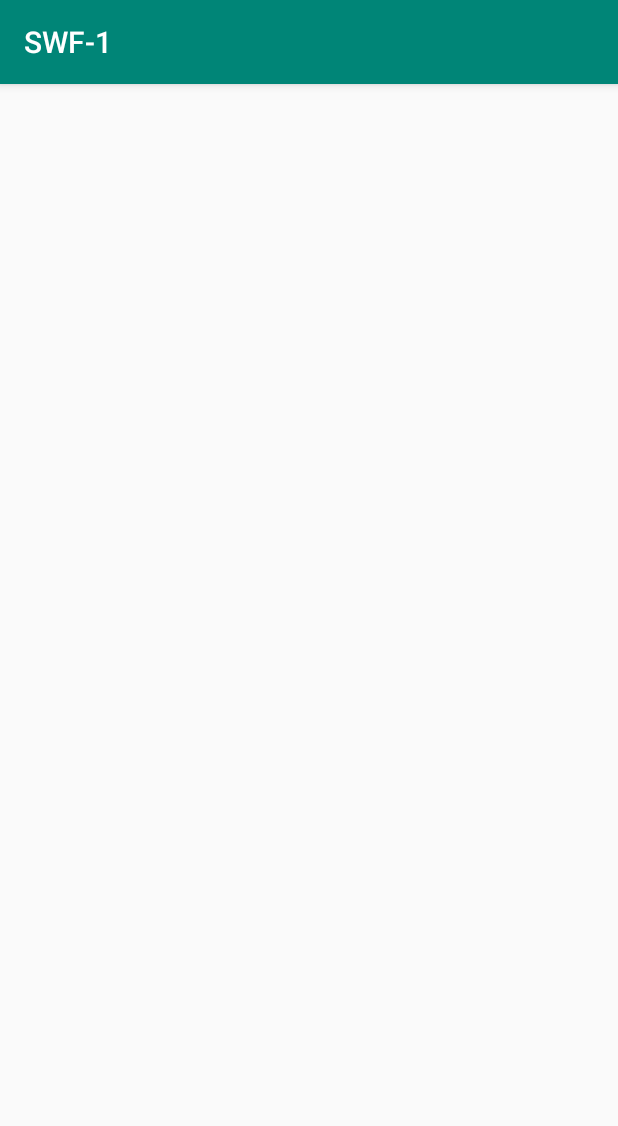
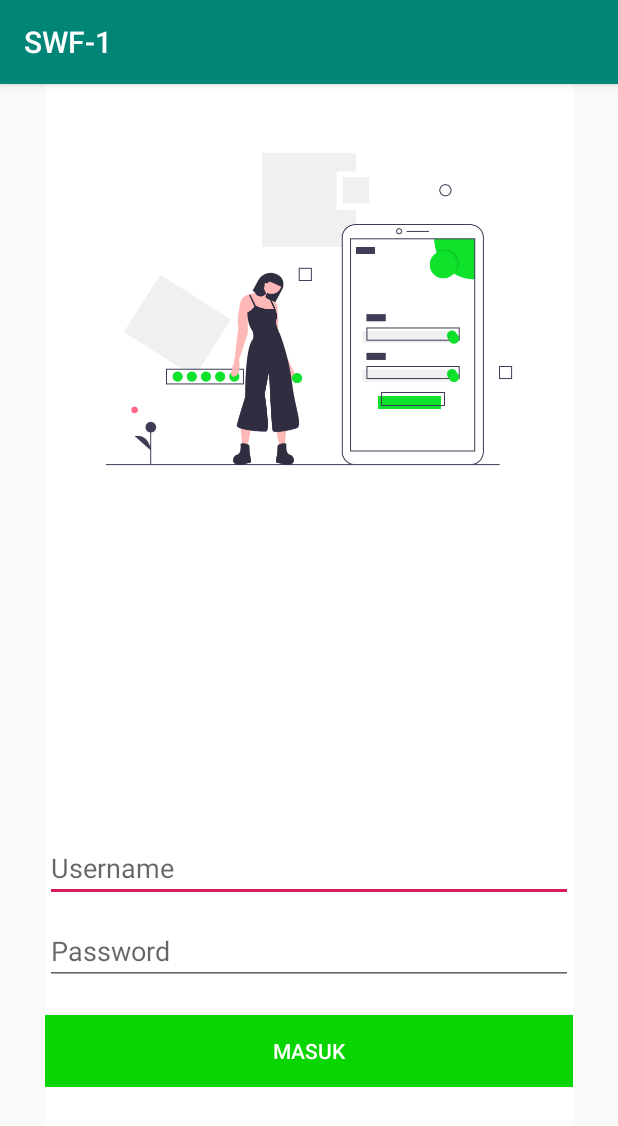
Before and after one commit to triandamai/swf, an Android app: the Login screen opened directly, with no data from a screen before it, on a phone screen of 412 x 824 dp. Shown: the top 1126 px of the screen. Run offline under Robolectric (Android 15) with nearby library versions, the phone set to English and light mode, and no system bars.

Commit message:
add login

```diff
--- a/SWF-1/app/src/main/AndroidManifest.xml
+++ b/SWF-1/app/src/main/AndroidManifest.xml
@@ -9,7 +9,8 @@
         android:roundIcon="@mipmap/ic_launcher_round"
         android:supportsRtl="true"
         android:theme="@style/AppTheme">
-        <activity android:name=".Login"></activity>
+        <activity android:name=".Layout"></activity>
+        <activity android:name=".Login" />
         <activity android:name=".Counter">
             <intent-filter>
                 <action android:name="android.intent.action.MAIN" />
--- a/SWF-1/app/src/main/res/layout/activity_counter.xml
+++ b/SWF-1/app/src/main/res/layout/activity_counter.xml
@@ -5,8 +5,8 @@
     xmlns:tools="http://schemas.android.com/tools"
     android:layout_width="match_parent"
     android:layout_height="match_parent"
-    android:layout_marginStart="30dp"
-    android:layout_marginEnd="30dp"
+    android:layout_marginStart="@dimen/margin_kanan"
+    android:layout_marginEnd="@dimen/margin_kiri"
     android:paddingTop="30dp"
     android:orientation="vertical"
     tools:context=".Counter">
--- a/SWF-1/app/src/main/res/layout/activity_login.xml
+++ b/SWF-1/app/src/main/res/layout/activity_login.xml
@@ -1,9 +1,60 @@
 <?xml version="1.0" encoding="utf-8"?>
-<androidx.constraintlayout.widget.ConstraintLayout xmlns:android="http://schemas.android.com/apk/res/android"
-    xmlns:app="http://schemas.android.com/apk/res-auto"
+<LinearLayout
+    xmlns:android="http://schemas.android.com/apk/res/android"
     xmlns:tools="http://schemas.android.com/tools"
     android:layout_width="match_parent"
     android:layout_height="match_parent"
+    android:orientation="vertical"
+    android:layout_marginStart="@dimen/margin_kiri"
+    android:layout_marginEnd="@dimen/margin_kanan"
+    android:background="@color/putih"
     tools:context=".Login">
+<ScrollView
+    android:layout_width="match_parent"
+    android:layout_height="wrap_content">
+    <LinearLayout
+        android:layout_width="match_parent"
+        android:layout_height="wrap_content"
+        android:orientation="vertical">
+        <ImageView
+            android:id="@+id/l_parent"
+            android:layout_width="wrap_content"
+            android:layout_height="300dp"
+            android:src="@drawable/undraw_mobile"/>
+        <View
+            android:layout_width="match_parent"
+            android:layout_height="200dp"
+            android:background="@color/putih"/>
+        <LinearLayout
+            android:id="@+id/l_bottom"
+            android:layout_alignParentBottom="true"
+            android:layout_marginBottom="80dp"
+            android:layout_width="match_parent"
+            android:layout_height="wrap_content"
+            android:orientation="vertical"
+            >
+            <EditText
+                android:layout_width="match_parent"
+                android:layout_height="wrap_content"
+                android:hint="Username"
+                android:layout_marginBottom="10dp"
+                android:inputType="text"
+                />
+            <EditText
+                android:layout_width="match_parent"
+                android:layout_height="wrap_content"
+                android:hint="Password"
+                android:layout_marginBottom="20dp"
+                android:inputType="textPassword"/>
+            <Button
+                android:layout_width="match_parent"
+                android:layout_height="wrap_content"
+                android:textColor="@color/putih"
+                android:background="@color/hijau"
+                android:text="MASUK"/>
+        </LinearLayout>
 
-</androidx.constraintlayout.widget.ConstraintLayout>
+
+    </LinearLayout>
+</ScrollView>
+</LinearLayout>
--- a/SWF-1/app/src/main/res/values/colors.xml
+++ b/SWF-1/app/src/main/res/values/colors.xml
@@ -4,4 +4,5 @@
     <color name="colorPrimaryDark">#00574B</color>
     <color name="colorAccent">#D81B60</color>
     <color name="putih">#ffff</color>
+    <color name="hijau">#08D501</color>
 </resources>
--- a/SWF-1/app/src/main/res/values/dimens.xml
+++ b/SWF-1/app/src/main/res/values/dimens.xml
@@ -1,4 +1,6 @@
 <?xml version="1.0" encoding="utf-8"?>
 <resources>
     <dimen name="textsize_count">70sp</dimen>
+    <dimen name="margin_kiri">30dp</dimen>
+    <dimen name="margin_kanan">30dp</dimen>
 </resources>
```
Also changed, not shown: SWF-1/app/src/main/java/com/pmo/swf1/Layout.java (added, +14 -0 lines), SWF-1/app/src/main/res/layout/activity_layout.xml (added, +167 -0 lines), SWF-1/app/src/main/res/drawable/undraw_mobile.png (added).
